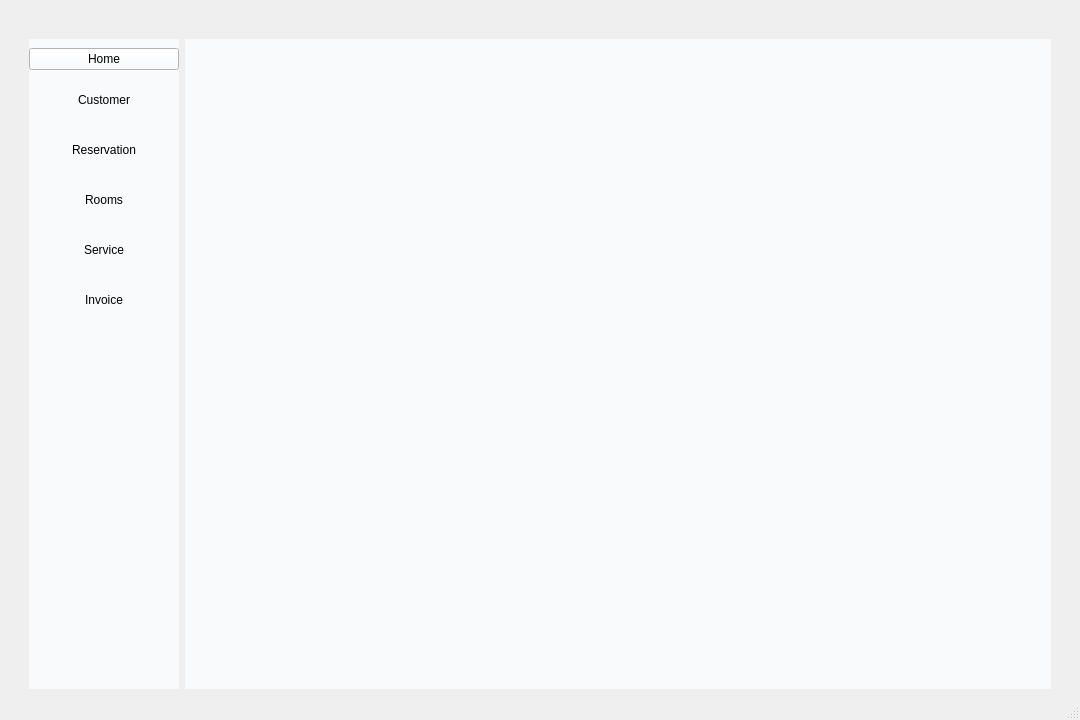
First picture: the form in src/ui/ui_main_window.ui, repository trung-kieen/hotel-booking-system, before the edit.
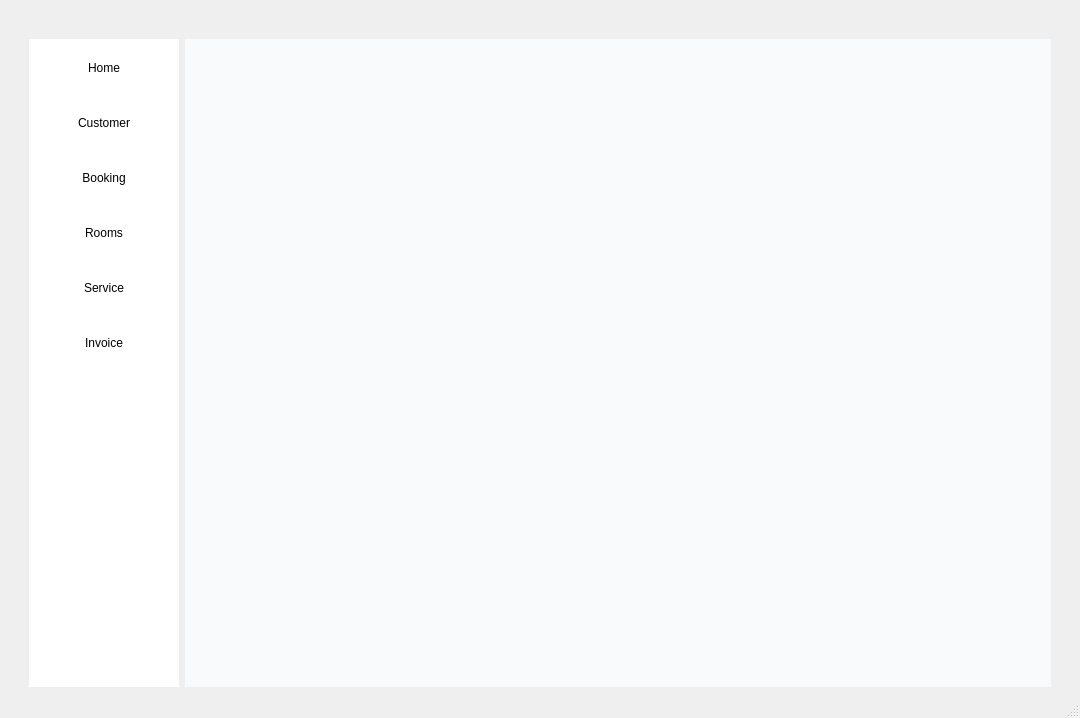
Second picture: the form after the edit.

Diff of the .ui file:
```diff
--- a/src/ui/ui_main_window.ui
+++ b/src/ui/ui_main_window.ui
@@ -7,7 +7,7 @@
     <x>0</x>
     <y>0</y>
     <width>1080</width>
-    <height>720</height>
+    <height>718</height>
    </rect>
   </property>
   <property name="sizePolicy">
@@ -73,11 +73,38 @@
              <bool>true</bool>
             </property>
             <property name="styleSheet">
-             <string notr="true">background-color: rgb(248, 250, 252);</string>
+             <string notr="true">QWidget#leftNavQwidget {
+    background-color: rgb(255, 255, 255);
+}
+QPushButton#homeButton, 
+QPushButton#customerButton, 
+QPushButton#reservationButton, 
+QPushButton#roomButton, 
+QPushButton#service_btn, 
+QPushButton#invoice_btn {
+    background-color: rgb(255, 255, 255);
+    border-radius: 5px;
+}
+QPushButton#homeButton:hover, 
+QPushButton#customerButton:hover, 
+QPushButton#reservationButton:hover, 
+QPushButton#roomButton:hover, 
+QPushButton#service_btn:hover, 
+QPushButton#invoice_btn:hover {
+    background-color: rgb(220, 220, 220);
+}
+QPushButton#homeButton:pressed, 
+QPushButton#customerButton:pressed, 
+QPushButton#reservationButton:pressed, 
+QPushButton#roomButton:pressed, 
+QPushButton#service_btn:pressed, 
+QPushButton#invoice_btn:pressed {
+    background-color: rgb(200, 200, 200);
+}</string>
             </property>
             <layout class="QVBoxLayout" name="verticalLayout_2">
              <property name="spacing">
-              <number>10</number>
+              <number>15</number>
              </property>
              <property name="leftMargin">
               <number>0</number>
@@ -87,9 +114,21 @@
              </property>
              <item>
               <widget class="QPushButton" name="homeButton">
+               <property name="minimumSize">
+                <size>
+                 <width>0</width>
+                 <height>40</height>
+                </size>
+               </property>
+               <property name="styleSheet">
+                <string notr="true">boder: none</string>
+               </property>
                <property name="text">
                 <string>Home</string>
                </property>
+               <property name="flat">
+                <bool>false</bool>
+               </property>
               </widget>
              </item>
              <item>
@@ -110,7 +149,7 @@
                 <string>Customer</string>
                </property>
                <property name="flat">
-                <bool>true</bool>
+                <bool>false</bool>
                </property>
               </widget>
              </item>
@@ -123,10 +162,10 @@
                 </size>
                </property>
                <property name="text">
-                <string>Reservation</string>
+                <string>Booking</string>
                </property>
                <property name="flat">
-                <bool>true</bool>
+                <bool>false</bool>
                </property>
               </widget>
              </item>
@@ -142,7 +181,7 @@
                 <string>Rooms</string>
                </property>
                <property name="flat">
-                <bool>true</bool>
+                <bool>false</bool>
                </property>
               </widget>
              </item>
@@ -158,7 +197,7 @@
                 <string>Service</string>
                </property>
                <property name="flat">
-                <bool>true</bool>
+                <bool>false</bool>
                </property>
               </widget>
              </item>
@@ -174,7 +213,7 @@
                 <string>Invoice</string>
                </property>
                <property name="flat">
-                <bool>true</bool>
+                <bool>false</bool>
                </property>
               </widget>
              </item>
```
Left out of the diff: 6 changed lines with no effect on the pictures.
